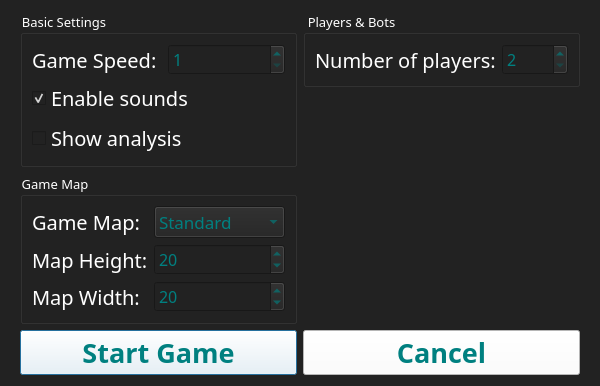
Above: src/ui/localGameDialog/localGameDialog.ui from SZXC-WG/LocalGen-new before the change. Below: the same form after it.
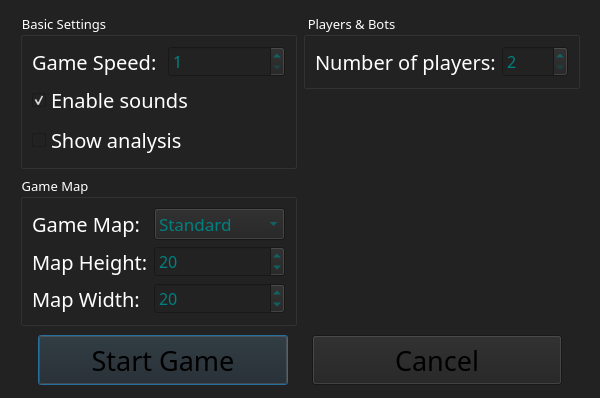
That is the form after the change. Custom widgets are drawn as their Qt base class.

Commit message: upd(ui): adjust button styles

Diff of the .ui file:
```diff
--- a/src/ui/localGameDialog/localGameDialog.ui
+++ b/src/ui/localGameDialog/localGameDialog.ui
@@ -7,7 +7,7 @@
     <x>0</x>
     <y>0</y>
     <width>600</width>
-    <height>371</height>
+    <height>398</height>
    </rect>
   </property>
   <property name="font">
@@ -379,17 +379,25 @@
     <layout class="QHBoxLayout" name="buttonLayout">
      <item>
       <widget class="GeneralsButton" name="btnStartGame">
+       <property name="minimumSize">
+        <size>
+         <width>200</width>
+         <height>50</height>
+        </size>
+       </property>
+       <property name="maximumSize">
+        <size>
+         <width>250</width>
+         <height>16777215</height>
+        </size>
+       </property>
        <property name="font">
         <font>
          <family>Quicksand</family>
          <pointsize>20</pointsize>
-         <bold>true</bold>
+         <bold>false</bold>
         </font>
        </property>
-       <property name="styleSheet">
-        <string notr="true">color: teal;
-background-color: white;</string>
-       </property>
        <property name="text">
         <string>Start Game</string>
        </property>
@@ -397,17 +405,25 @@
      </item>
      <item>
       <widget class="GeneralsButton" name="btnCancel">
+       <property name="minimumSize">
+        <size>
+         <width>200</width>
+         <height>50</height>
+        </size>
+       </property>
+       <property name="maximumSize">
+        <size>
+         <width>250</width>
+         <height>16777215</height>
+        </size>
+       </property>
        <property name="font">
         <font>
          <family>Quicksand</family>
          <pointsize>20</pointsize>
-         <bold>true</bold>
+         <bold>false</bold>
         </font>
        </property>
-       <property name="styleSheet">
-        <string notr="true">color: teal;
-background-color: white;</string>
-       </property>
        <property name="text">
         <string>Cancel</string>
        </property>
```
The commit also changes 2 other files.
